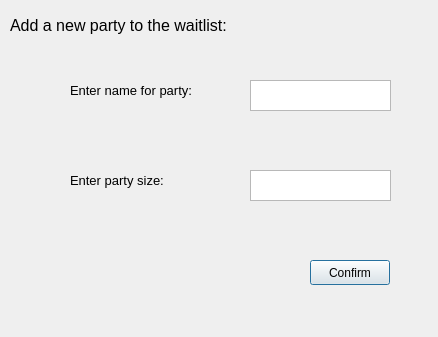
Old version of the form Windows/AddPartyDialog/addpartydialog.ui in the repository matth3wjc/restaurant-cs370.
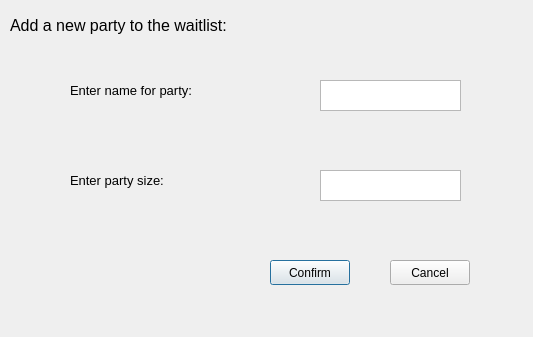
New version of the form.

Patch:
```diff
--- a/Windows/AddPartyDialog/addpartydialog.ui
+++ b/Windows/AddPartyDialog/addpartydialog.ui
@@ -6,7 +6,7 @@
    <rect>
     <x>0</x>
     <y>0</y>
-    <width>438</width>
+    <width>533</width>
     <height>337</height>
    </rect>
   </property>
@@ -34,7 +34,7 @@
   <widget class="QPushButton" name="confirmButton">
    <property name="geometry">
     <rect>
-     <x>310</x>
+     <x>270</x>
      <y>260</y>
      <width>80</width>
      <height>25</height>
@@ -65,7 +65,7 @@
   <widget class="QTextEdit" name="input_1">
    <property name="geometry">
     <rect>
-     <x>250</x>
+     <x>320</x>
      <y>80</y>
      <width>141</width>
      <height>31</height>
@@ -93,7 +93,7 @@
   <widget class="QTextEdit" name="input_2">
    <property name="geometry">
     <rect>
-     <x>250</x>
+     <x>320</x>
      <y>170</y>
      <width>141</width>
      <height>31</height>
@@ -103,9 +103,9 @@
   <widget class="QLabel" name="warning">
    <property name="geometry">
     <rect>
-     <x>20</x>
+     <x>10</x>
      <y>290</y>
-     <width>401</width>
+     <width>511</width>
      <height>31</height>
     </rect>
    </property>
@@ -114,10 +114,26 @@
      <pointsize>9</pointsize>
     </font>
    </property>
+   <property name="styleSheet">
+    <string notr="true"/>
+   </property>
    <property name="text">
     <string/>
    </property>
   </widget>
+  <widget class="QPushButton" name="cancelButton">
+   <property name="geometry">
+    <rect>
+     <x>390</x>
+     <y>260</y>
+     <width>80</width>
+     <height>25</height>
+    </rect>
+   </property>
+   <property name="text">
+    <string>Cancel</string>
+   </property>
+  </widget>
  </widget>
  <resources/>
  <connections/>
```
